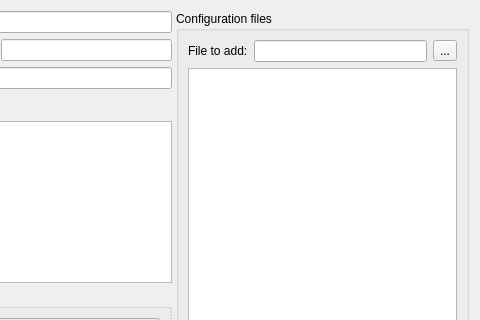
The window that mpkg/packagebuilder/package_builder.ui (BackupTheBerlios/mops) describes before a commit, drawn with Qt 5; both pictures show x 421 to 901 and y 0 to 320 of the 901 by 671 pixel window.
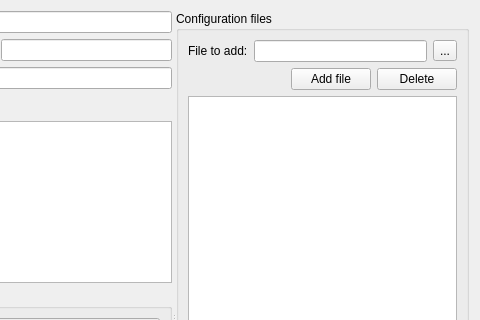
The same window after the commit.

```diff
--- a/mpkg/packagebuilder/package_builder.ui
+++ b/mpkg/packagebuilder/package_builder.ui
@@ -18,7 +18,7 @@
      <property name="orientation" >
       <enum>Qt::Horizontal</enum>
      </property>
-     <widget class="QWidget" name="" >
+     <widget class="QWidget" name="layoutWidget" >
       <layout class="QGridLayout" >
        <item row="0" column="0" >
         <widget class="QLabel" name="label" >
@@ -684,7 +684,38 @@
         </widget>
        </item>
        <item row="1" column="0" colspan="3" >
-        <widget class="QListWidget" name="listWidget" />
+        <layout class="QHBoxLayout" >
+         <item>
+          <spacer>
+           <property name="orientation" >
+            <enum>Qt::Horizontal</enum>
+           </property>
+           <property name="sizeHint" >
+            <size>
+             <width>40</width>
+             <height>20</height>
+            </size>
+           </property>
+          </spacer>
+         </item>
+         <item>
+          <widget class="QPushButton" name="addConfFileButton" >
+           <property name="text" >
+            <string>Add file</string>
+           </property>
+          </widget>
+         </item>
+         <item>
+          <widget class="QPushButton" name="delConfFileButton" >
+           <property name="text" >
+            <string>Delete</string>
+           </property>
+          </widget>
+         </item>
+        </layout>
+       </item>
+       <item row="2" column="0" colspan="3" >
+        <widget class="QListWidget" name="configFilesListWidget" />
        </item>
       </layout>
      </widget>
```
Left out of the diff: 4 changed lines with no effect on the pictures.
